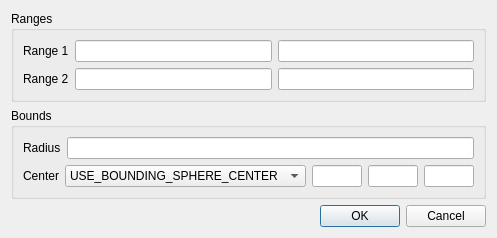
Above: src/QosgSceneEdit/UI/pagedlod_editor.ui from oliviertournaire/QosgSceneEdit before the change. Below: the same form after it.
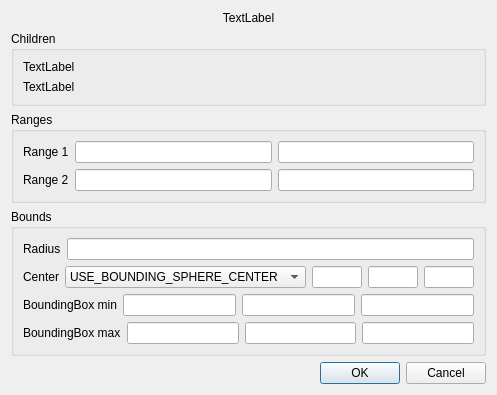
That is the form after the change. Icons and pictures are not drawn.

Commit message: add some infos in pagedlod_editor

Diff of the .ui file:
```diff
--- a/src/QosgSceneEdit/UI/pagedlod_editor.ui
+++ b/src/QosgSceneEdit/UI/pagedlod_editor.ui
@@ -7,7 +7,7 @@
     <x>0</x>
     <y>0</y>
     <width>440</width>
-    <height>219</height>
+    <height>365</height>
    </rect>
   </property>
   <property name="windowTitle">
@@ -18,6 +18,39 @@
     <normaloff>:/icons/TreeView/LOD.png</normaloff>:/icons/TreeView/LOD.png</iconset>
   </property>
   <layout class="QVBoxLayout" name="verticalLayout">
+   <item>
+    <widget class="QLabel" name="_label_name">
+     <property name="text">
+      <string>TextLabel</string>
+     </property>
+     <property name="alignment">
+      <set>Qt::AlignCenter</set>
+     </property>
+    </widget>
+   </item>
+   <item>
+    <widget class="QGroupBox" name="groupBox_3">
+     <property name="title">
+      <string>Children</string>
+     </property>
+     <layout class="QVBoxLayout" name="verticalLayout_4">
+      <item>
+       <widget class="QLabel" name="_label_children_1">
+        <property name="text">
+         <string>TextLabel</string>
+        </property>
+       </widget>
+      </item>
+      <item>
+       <widget class="QLabel" name="_label_children_2">
+        <property name="text">
+         <string>TextLabel</string>
+        </property>
+       </widget>
+      </item>
+     </layout>
+    </widget>
+   </item>
    <item>
     <widget class="QGroupBox" name="groupBox">
      <property name="title">
@@ -136,6 +169,46 @@
         </item>
        </layout>
       </item>
+      <item>
+       <layout class="QHBoxLayout" name="horizontalLayout_5">
+        <item>
+         <widget class="QLabel" name="label_5">
+          <property name="text">
+           <string>BoundingBox min</string>
+          </property>
+         </widget>
+        </item>
+        <item>
+         <widget class="QLineEdit" name="_lineedit_bb_min_x"/>
+        </item>
+        <item>
+         <widget class="QLineEdit" name="_lineedit_bb_min_y"/>
+        </item>
+        <item>
+         <widget class="QLineEdit" name="_lineedit_bb_min_z"/>
+        </item>
+       </layout>
+      </item>
+      <item>
+       <layout class="QHBoxLayout" name="horizontalLayout_6">
+        <item>
+         <widget class="QLabel" name="label_6">
+          <property name="text">
+           <string>BoundingBox max</string>
+          </property>
+         </widget>
+        </item>
+        <item>
+         <widget class="QLineEdit" name="_lineedit_bb_max_x"/>
+        </item>
+        <item>
+         <widget class="QLineEdit" name="_lineedit_bb_max_y"/>
+        </item>
+        <item>
+         <widget class="QLineEdit" name="_lineedit_bb_max_z"/>
+        </item>
+       </layout>
+      </item>
      </layout>
     </widget>
    </item>
```
The commit also changes 1 other file.
